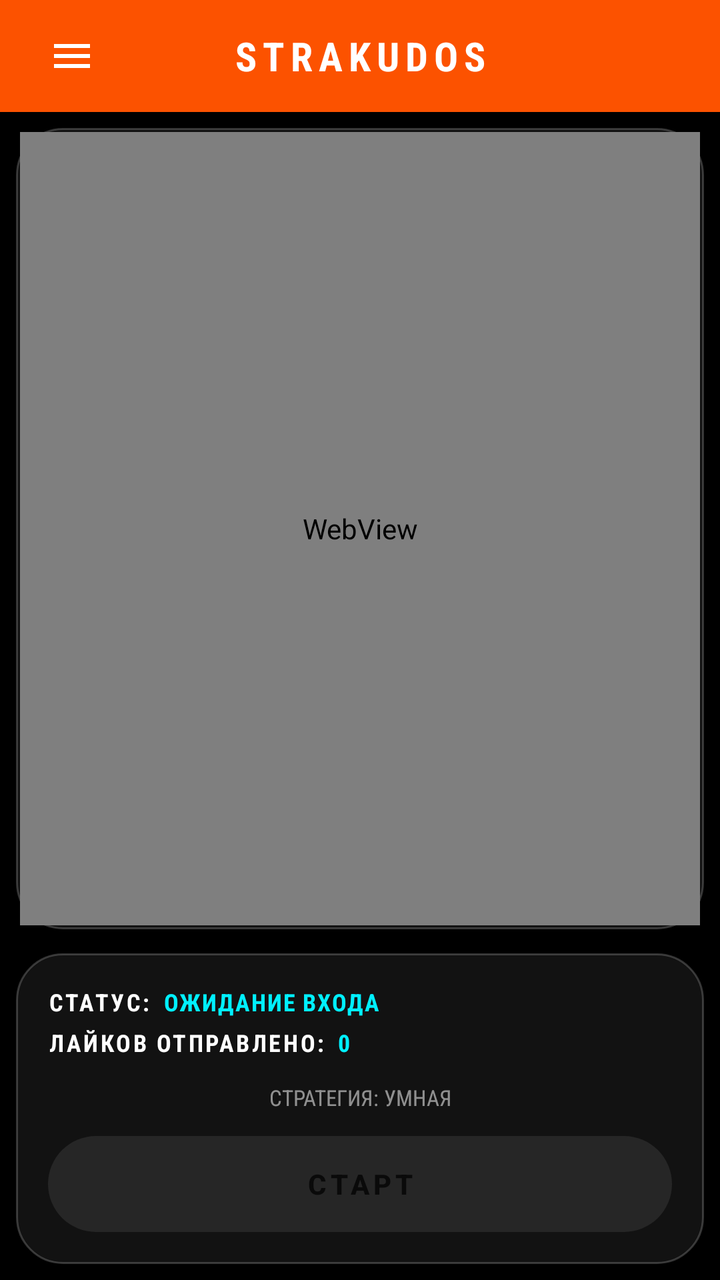
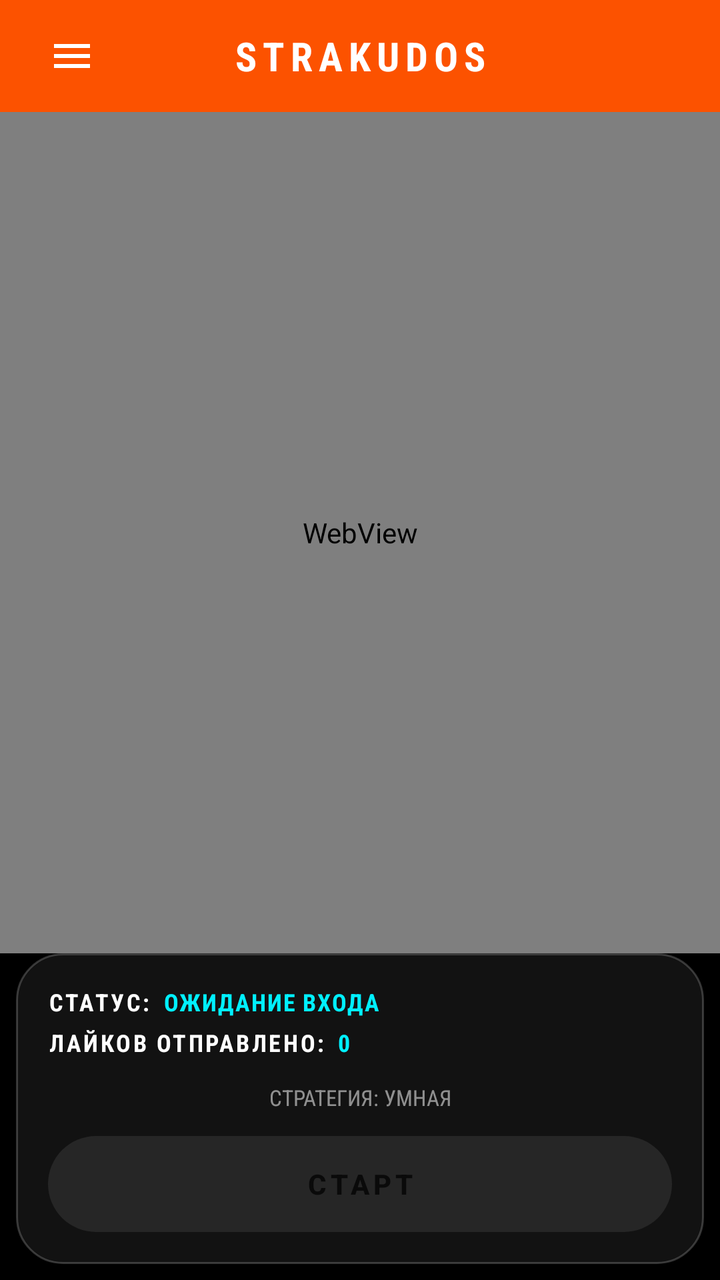

Before-and-after screenshots of an Android layout around one commit, followed by the original layout XML and the change that was made.
<!-- AndroidManifest.xml: application theme Theme.StravaKudos -->
<!-- res/layout/activity_main.xml -->
<?xml version="1.0" encoding="utf-8"?>
<androidx.drawerlayout.widget.DrawerLayout
    xmlns:android="http://schemas.android.com/apk/res/android"
    xmlns:app="http://schemas.android.com/apk/res-auto"
    android:id="@+id/drawerLayout"
    android:layout_width="match_parent"
    android:layout_height="match_parent"
    android:background="#000000">

    
    <LinearLayout
        android:layout_width="match_parent"
        android:layout_height="match_parent"
        android:orientation="vertical"
        android:background="#000000">

        
        <LinearLayout
            android:layout_width="match_parent"
            android:layout_height="56dp"
            android:orientation="horizontal"
            android:gravity="center_vertical"
            android:background="#FC5200"
            android:paddingStart="16dp"
            android:paddingEnd="16dp">

            <ImageButton
                android:id="@+id/btnMenu"
                android:layout_width="40dp"
                android:layout_height="40dp"
                android:background="?android:attr/selectableItemBackgroundBorderless"
                android:src="@drawable/ic_menu"
                android:tint="#FFFFFF"
                android:padding="8dp" />

            <TextView
                android:layout_width="0dp"
                android:layout_height="wrap_content"
                android:layout_weight="1"
                android:text="STRAKUDOS"
                android:textColor="#FFFFFF"
                android:textStyle="bold"
                android:textSize="20sp"
                android:gravity="center"
                android:fontFamily="sans-serif-condensed"
                android:letterSpacing="0.15" />

            <View
                android:layout_width="40dp"
                android:layout_height="40dp" />
        </LinearLayout>

        
        <LinearLayout
            android:layout_width="match_parent"
            android:layout_height="0dp"
            android:layout_weight="1"
            android:orientation="vertical"
            android:padding="8dp">

        
        <FrameLayout
            android:layout_width="match_parent"
            android:layout_height="0dp"
            android:layout_weight="1"
            android:background="@drawable/card_glass_bg"
            android:layout_marginBottom="12dp"
            android:padding="2dp">

            <android.webkit.WebView
                android:id="@+id/webView"
                android:layout_width="match_parent"
                android:layout_height="match_parent" />

            <View
                android:id="@+id/touchOverlay"
                android:layout_width="match_parent"
                android:layout_height="match_parent"
                android:background="#2200F0FF"
                android:visibility="gone"
                android:clickable="true"
                android:focusable="true" />
        </FrameLayout>

        
        <LinearLayout
            android:layout_width="match_parent"
            android:layout_height="wrap_content"
            android:background="@drawable/card_glass_bg"
            android:orientation="vertical"
            android:padding="16dp">

            
            <LinearLayout
                android:layout_width="match_parent"
                android:layout_height="wrap_content"
                android:orientation="horizontal"
                android:gravity="center_vertical"
                android:layout_marginBottom="4dp">

                <TextView
                    android:layout_width="wrap_content"
                    android:layout_height="wrap_content"
                    android:text="СТАТУС:"
                    android:textColor="#FFFFFF"
                    android:textStyle="bold"
                    android:fontFamily="sans-serif-condensed"
                    android:textSize="12sp"
                    android:letterSpacing="0.1" />

                <TextView
                    android:id="@+id/tvStatus"
                    android:layout_width="0dp"
                    android:layout_height="wrap_content"
                    android:layout_weight="1"
                    android:layout_marginStart="6dp"
                    android:text="ОЖИДАНИЕ ВХОДА"
                    android:textColor="#00F0FF"
                    android:textStyle="bold"
                    android:fontFamily="sans-serif-condensed"
                    android:textSize="12sp"
                    android:letterSpacing="0.05" />
            </LinearLayout>

            
            <LinearLayout
                android:layout_width="match_parent"
                android:layout_height="wrap_content"
                android:orientation="horizontal"
                android:gravity="center_vertical"
                android:layout_marginBottom="12dp">

                <TextView
                    android:layout_width="wrap_content"
                    android:layout_height="wrap_content"
                    android:text="ЛАЙКОВ ОТПРАВЛЕНО:"
                    android:textColor="#FFFFFF"
                    android:textStyle="bold"
                    android:fontFamily="sans-serif-condensed"
                    android:textSize="12sp"
                    android:letterSpacing="0.1" />

                <TextView
                    android:id="@+id/tvStats"
                    android:layout_width="0dp"
                    android:layout_height="wrap_content"
                    android:layout_weight="1"
                    android:layout_marginStart="6dp"
                    android:text="0"
                    android:textColor="#00F0FF"
                    android:textStyle="bold"
                    android:fontFamily="sans-serif-condensed"
                    android:textSize="12sp"
                    android:letterSpacing="0.05" />
            </LinearLayout>

            
            <TextView
                android:id="@+id/tvStrategy"
                android:layout_width="match_parent"
                android:layout_height="wrap_content"
                android:text="СТРАТЕГИЯ: УМНАЯ"
                android:textColor="#88FFFFFF"
                android:textSize="11sp"
                android:fontFamily="sans-serif-condensed"
                android:layout_marginBottom="12dp"
                android:gravity="center" />

            
            <Button
                android:id="@+id/btnToggle"
                android:layout_width="match_parent"
                android:layout_height="48dp"
                android:background="@drawable/btn_primary_bg"
                android:enabled="false"
                android:alpha="0.4"
                android:text="СТАРТ"
                android:textColor="#000000"
                android:textStyle="bold"
                android:textSize="14sp"
                android:letterSpacing="0.15"
                android:padding="0dp" />
        </LinearLayout>
        </LinearLayout>
    </LinearLayout>

    
    <com.google.android.material.navigation.NavigationView
        android:id="@+id/navigationView"
        android:layout_width="280dp"
        android:layout_height="match_parent"
        android:layout_gravity="start"
        android:background="#0A0A0A"
        app:itemTextColor="#FFFFFF"
        app:itemIconTint="#FFFFFF"
        app:itemTextAppearance="@style/NavMenuText"
        app:headerLayout="@layout/nav_header"
        app:menu="@menu/nav_menu" />

</androidx.drawerlayout.widget.DrawerLayout>
<!-- res/layout/nav_header.xml (included above) -->
<?xml version="1.0" encoding="utf-8"?>
<LinearLayout xmlns:android="http://schemas.android.com/apk/res/android"
    android:layout_width="match_parent"
    android:layout_height="wrap_content"
    android:background="#0A0A0A"
    android:orientation="vertical"
    android:padding="24dp">

    <TextView
        android:layout_width="match_parent"
        android:layout_height="wrap_content"
        android:text="STRAKUDOS"
        android:textColor="#00F0FF"
        android:textStyle="bold"
        android:textSize="24sp"
        android:fontFamily="sans-serif-condensed"
        android:letterSpacing="0.15" />

    <TextView
        android:layout_width="match_parent"
        android:layout_height="wrap_content"
        android:layout_marginTop="4dp"
        android:text="Автоматизация лайков Strava"
        android:textColor="#88FFFFFF"
        android:textSize="12sp"
        android:fontFamily="sans-serif-condensed" />

    <View
        android:layout_width="match_parent"
        android:layout_height="1dp"
        android:layout_marginTop="16dp"
        android:background="#33FFFFFF" />

</LinearLayout>
<!-- resources referenced by this layout -->
<resources>
  <!-- drawable btn_primary_bg (drawable) -->
  <?xml version="1.0" encoding="utf-8"?>
  <selector xmlns:android="http://schemas.android.com/apk/res/android">
      <item android:state_enabled="false">
          <shape android:shape="rectangle">
              <solid android:color="#444444" />
              <corners android:radius="9999dp" />
          </shape>
      </item>
      <item android:state_pressed="true">
          <shape android:shape="rectangle">
              <solid android:color="#00D0E0" /> 
              <corners android:radius="9999dp" />
          </shape>
      </item>
      <item>
          <shape android:shape="rectangle">
              <solid android:color="#FFFFFF" /> 
              <corners android:radius="9999dp" />
              <stroke
                  android:width="1dp"
                  android:color="#00F0FF" /> 
          </shape>
      </item>
  </selector>
  <!-- drawable card_glass_bg (drawable) -->
  <?xml version="1.0" encoding="utf-8"?>
  <shape xmlns:android="http://schemas.android.com/apk/res/android"
      android:shape="rectangle">
      <solid android:color="#121212" /> 
      <corners android:radius="23dp" />
      <stroke
          android:width="1dp"
          android:color="#33FFFFFF" /> 
  </shape>
  <!-- drawable ic_menu (drawable) -->
  <?xml version="1.0" encoding="utf-8"?>
  <vector xmlns:android="http://schemas.android.com/apk/res/android"
      android:width="24dp"
      android:height="24dp"
      android:viewportWidth="24"
      android:viewportHeight="24">
      <path
          android:fillColor="#FFFFFF"
          android:pathData="M3,18h18v-2L3,16v2zM3,13h18v-2L3,11v2zM3,6v2h18L21,6L3,6z" />
  </vector>
  <style name="NavMenuText" parent="TextAppearance.Material3.BodyLarge">
          <item name="android:textSize">16sp</item>
          <item name="android:textColor">#FFFFFF</item>
      </style>
  <style name="Theme.StravaKudos" parent="Theme.Material3.DayNight.NoActionBar">
          <item name="colorPrimary">#FC5200</item>
          <item name="colorSecondary">#E64A19</item>
          <item name="android:statusBarColor">#FC5200</item>
      </style>
</resources>

<!-- the commit's change to res/layout/activity_main.xml (unified diff, before → after) -->
@@ -55,17 +55,13 @@
             android:layout_width="match_parent"
             android:layout_height="0dp"
             android:layout_weight="1"
-            android:orientation="vertical"
-            android:padding="8dp">
+            android:orientation="vertical">
 
         
         <FrameLayout
             android:layout_width="match_parent"
             android:layout_height="0dp"
-            android:layout_weight="1"
-            android:background="@drawable/card_glass_bg"
-            android:layout_marginBottom="12dp"
-            android:padding="2dp">
+            android:layout_weight="1">
 
             <android.webkit.WebView
                 android:id="@+id/webView"
@@ -88,6 +84,9 @@
             android:layout_height="wrap_content"
             android:background="@drawable/card_glass_bg"
             android:orientation="vertical"
+            android:layout_marginStart="8dp"
+            android:layout_marginEnd="8dp"
+            android:layout_marginBottom="8dp"
             android:padding="16dp">
 
             
